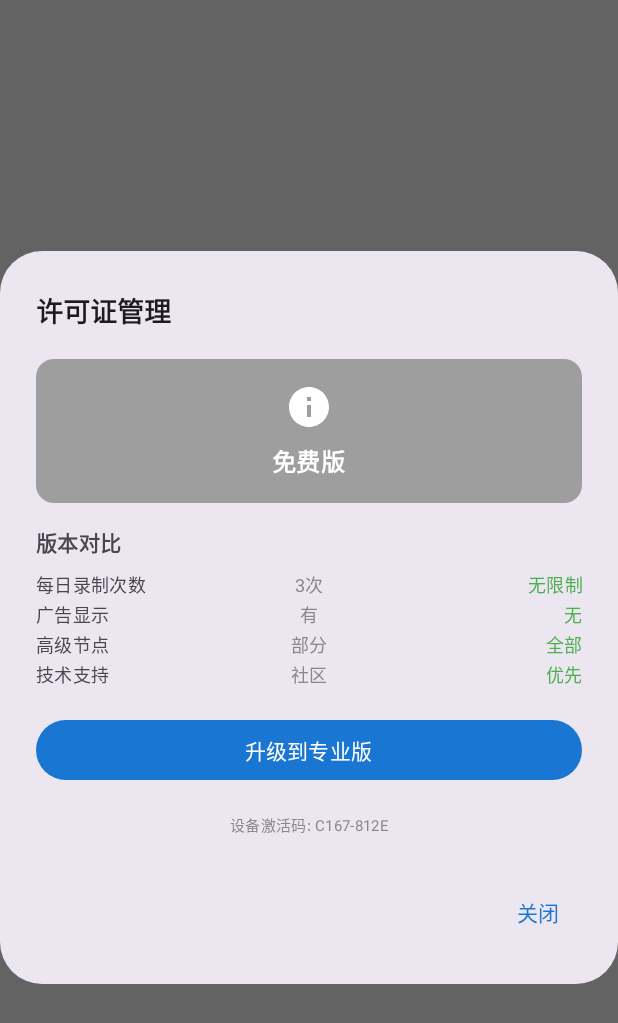
After one commit to dogcodes/AutoFlow, an Android app built with Jetpack Compose: the composable LicenseDialog shown on its own in the app's theme, on a phone screen of 412 x 824 dp. The commit adds this screen. Shown: the top 1023 px of the screen. Run offline under Robolectric (Android 15) with nearby library versions, the light colour scheme and no system bars.

Commit message:
实现许可证验证系统 (第五阶段 Step 1)
许可证管理核心功能：
- LicenseManager: 基础离线验证，MD5加密，1年有效期
- FeatureManager: 功能限制管理，免费版每日3次录制
- LicenseDialog: 许可证管理界面，版本对比和激活
- 集成到主界面菜单和录制控制面板

功能特性：
- 设备绑定激活码生成
- 免费版/专业版功能分级
- 每日录制次数限制
- 升级提示和剩余次数显示
- 简洁的许可证管理界面

```diff
--- /dev/null
+++ b/app/src/main/java/com/carlos/autoflow/billing/LicenseManager.kt
@@ -0,0 +1,137 @@
+package com.carlos.autoflow.billing
+
+import android.content.Context
+import android.content.SharedPreferences
+import java.security.MessageDigest
+import java.util.*
+
+/**
+ * 许可证管理器 - 基础离线验证
+ */
+class LicenseManager(private val context: Context) {
+
+    private val prefs: SharedPreferences = context.getSharedPreferences("license", Context.MODE_PRIVATE)
+
+    companion object {
+        private const val KEY_LICENSE_CODE = "license_code"
+        private const val KEY_LICENSE_STATUS = "license_status"
+        private const val KEY_ACTIVATION_TIME = "activation_time"
+        private const val KEY_DEVICE_ID = "device_id"
+
+        // 许可证状态
+        const val STATUS_FREE = 0
+        const val STATUS_PREMIUM = 1
+        const val STATUS_EXPIRED = 2
+    }
+
+    /**
+     * 验证激活码
+     */
+    fun activateLicense(activationCode: String): Boolean {
+        val deviceId = getDeviceId()
+        val expectedCode = generateLicenseCode(deviceId)
+
+        return if (activationCode == expectedCode) {
+            prefs.edit()
+                .putString(KEY_LICENSE_CODE, activationCode)
+                .putInt(KEY_LICENSE_STATUS, STATUS_PREMIUM)
+                .putLong(KEY_ACTIVATION_TIME, System.currentTimeMillis())
+                .apply()
+            true
+        } else {
+            false
+        }
+    }
+
+    /**
+     * 检查许可证状态
+     */
+    fun getLicenseStatus(): Int {
+        val status = prefs.getInt(KEY_LICENSE_STATUS, STATUS_FREE)
+        val activationTime = prefs.getLong(KEY_ACTIVATION_TIME, 0)
+
+        // 检查是否过期 (1年有效期)
+        if (status == STATUS_PREMIUM) {
+            val oneYear = 365L * 24 * 60 * 60 * 1000
+            if (System.currentTimeMillis() - activationTime > oneYear) {
+                prefs.edit().putInt(KEY_LICENSE_STATUS, STATUS_EXPIRED).apply()
+                return STATUS_EXPIRED
+            }
+        }
+
+        return status
+    }
+
+    /**
+     * 是否为专业版
+     */
+    fun isPremium(): Boolean = getLicenseStatus() == STATUS_PREMIUM
+
+    /**
+     * 是否为免费版
+     */
+    fun isFree(): Boolean = getLicenseStatus() == STATUS_FREE
+
+    /**
+     * 获取剩余天数
+     */
+    fun getRemainingDays(): Int {
+        if (!isPremium()) return 0
+
+        val activationTime = prefs.getLong(KEY_ACTIVATION_TIME, 0)
+        val oneYear = 365L * 24 * 60 * 60 * 1000
+        val remaining = oneYear - (System.currentTimeMillis() - activationTime)
+
+        return if (remaining > 0) (remaining / (24 * 60 * 60 * 1000)).toInt() else 0
+    }
+
+    /**
+     * 重置许可证
+     */
+    fun resetLicense() {
+        prefs.edit()
+            .remove(KEY_LICENSE_CODE)
+            .putInt(KEY_LICENSE_STATUS, STATUS_FREE)
+            .remove(KEY_ACTIVATION_TIME)
+            .apply()
+    }
+
+    /**
+     * 获取设备ID
+     */
+    private fun getDeviceId(): String {
+        var deviceId = prefs.getString(KEY_DEVICE_ID, null)
+        if (deviceId == null) {
+            deviceId = UUID.randomUUID().toString()
+            prefs.edit().putString(KEY_DEVICE_ID, deviceId).apply()
+        }
+        return deviceId
+    }
+
+    /**
+     * 生成许可证代码 (简单算法)
+     */
+    private fun generateLicenseCode(deviceId: String): String {
+        val input = "AutoFlow_Premium_$deviceId"
+        val md = MessageDigest.getInstance("MD5")
+        val digest = md.digest(input.toByteArray())
+
+        // 取前8位转换为大写字母数字组合
+        val sb = StringBuilder()
+        for (i in 0..7) {
+            val b = digest[i].toInt() and 0xff
+            sb.append(String.format("%02X", b))
+        }
+
+        // 格式化为 XXXX-XXXX
+        val code = sb.toString()
+        return "${code.substring(0, 4)}-${code.substring(4, 8)}"
+    }
+
+    /**
+     * 获取当前设备的激活码 (用于生成许可证)
+     */
+    fun getDeviceActivationCode(): String {
+        return generateLicenseCode(getDeviceId())
+    }
+}
--- /dev/null
+++ b/app/src/main/java/com/carlos/autoflow/billing/ui/LicenseDialog.kt
@@ -0,0 +1,231 @@
+package com.carlos.autoflow.billing.ui
+
+import androidx.compose.foundation.layout.*
+import androidx.compose.foundation.shape.RoundedCornerShape
+import androidx.compose.material.icons.Icons
+import androidx.compose.material.icons.filled.*
+import androidx.compose.material3.*
+import androidx.compose.runtime.*
+import androidx.compose.ui.Alignment
+import androidx.compose.ui.Modifier
+import androidx.compose.ui.graphics.Color
+import androidx.compose.ui.platform.LocalContext
+import androidx.compose.ui.text.font.FontWeight
+import androidx.compose.ui.text.style.TextAlign
+import androidx.compose.ui.unit.dp
+import androidx.compose.ui.unit.sp
+import com.carlos.autoflow.billing.LicenseManager
+
+@Composable
+fun LicenseDialog(
+    onDismiss: () -> Unit,
+    modifier: Modifier = Modifier
+) {
+    val context = LocalContext.current
+    val licenseManager = remember { LicenseManager(context) }
+
+    var licenseStatus by remember { mutableStateOf(licenseManager.getLicenseStatus()) }
+    var activationCode by remember { mutableStateOf("") }
+    var showActivation by remember { mutableStateOf(false) }
+    var message by remember { mutableStateOf("") }
+
+    AlertDialog(
+        onDismissRequest = onDismiss,
+        title = {
+            Text(
+                "许可证管理",
+                fontSize = 18.sp,
+                fontWeight = FontWeight.Bold
+            )
+        },
+        text = {
+            Column(
+                modifier = Modifier.fillMaxWidth(),
+                horizontalAlignment = Alignment.CenterHorizontally
+            ) {
+                // 当前状态显示
+                Card(
+                    modifier = Modifier.fillMaxWidth(),
+                    colors = CardDefaults.cardColors(
+                        containerColor = when (licenseStatus) {
+                            LicenseManager.STATUS_PREMIUM -> Color(0xFF4CAF50)
+                            LicenseManager.STATUS_EXPIRED -> Color(0xFFFF9800)
+                            else -> Color(0xFF9E9E9E)
+                        }
+                    )
+                ) {
+                    Column(
+                        modifier = Modifier
+                            .fillMaxWidth()
+                            .padding(16.dp),
+                        horizontalAlignment = Alignment.CenterHorizontally
+                    ) {
+                        Icon(
+                            imageVector = when (licenseStatus) {
+                                LicenseManager.STATUS_PREMIUM -> Icons.Default.CheckCircle
+                                LicenseManager.STATUS_EXPIRED -> Icons.Default.Warning
+                                else -> Icons.Default.Info
+                            },
+                            contentDescription = null,
+                            tint = Color.White,
+                            modifier = Modifier.size(32.dp)
+                        )
+
+                        Spacer(modifier = Modifier.height(8.dp))
+
+                        Text(
+                            text = when (licenseStatus) {
+                                LicenseManager.STATUS_PREMIUM -> "专业版"
+                                LicenseManager.STATUS_EXPIRED -> "已过期"
+                                else -> "免费版"
+                            },
+                            color = Color.White,
+                            fontSize = 16.sp,
+                            fontWeight = FontWeight.Bold
+                        )
+
+                        if (licenseStatus == LicenseManager.STATUS_PREMIUM) {
+                            Text(
+                                text = "剩余 ${licenseManager.getRemainingDays()} 天",
+                                color = Color.White,
+                                fontSize = 12.sp
+                            )
+                        }
+                    }
+                }
+
+                Spacer(modifier = Modifier.height(16.dp))
+
+                // 功能对比
+                Column {
+                    Text(
+                        text = "版本对比",
+                        fontSize = 14.sp,
+                        fontWeight = FontWeight.Bold
+                    )
+
+                    Spacer(modifier = Modifier.height(8.dp))
+
+                    FeatureRow("每日录制次数", "3次", "无限制")
+                    FeatureRow("广告显示", "有", "无")
+                    FeatureRow("高级节点", "部分", "全部")
+                    FeatureRow("技术支持", "社区", "优先")
+                }
+
+                Spacer(modifier = Modifier.height(16.dp))
+
+                // 激活区域
+                if (licenseStatus != LicenseManager.STATUS_PREMIUM) {
+                    if (!showActivation) {
+                        Button(
+                            onClick = { showActivation = true },
+                            modifier = Modifier.fillMaxWidth(),
+                            colors = ButtonDefaults.buttonColors(
+                                containerColor = Color(0xFF1976D2)
+                            )
+                        ) {
+                            Text("升级到专业版")
+                        }
+                    } else {
+                        Column {
+                            OutlinedTextField(
+                                value = activationCode,
+                                onValueChange = { activationCode = it.uppercase() },
+                                label = { Text("激活码") },
+                                placeholder = { Text("XXXX-XXXX") },
+                                modifier = Modifier.fillMaxWidth()
+                            )
+
+                            Spacer(modifier = Modifier.height(8.dp))
+
+                            Row(
+                                modifier = Modifier.fillMaxWidth(),
+                                horizontalArrangement = Arrangement.spacedBy(8.dp)
+                            ) {
+                                OutlinedButton(
+                                    onClick = { showActivation = false },
+                                    modifier = Modifier.weight(1f)
+                                ) {
+                                    Text("取消")
+                                }
+
+                                Button(
+                                    onClick = {
+                                        if (licenseManager.activateLicense(activationCode)) {
+                                            licenseStatus = LicenseManager.STATUS_PREMIUM
+                                            message = "激活成功！"
+                                            showActivation = false
+                                        } else {
+                                            message = "激活码无效"
+                                        }
+                                    },
+                                    modifier = Modifier.weight(1f),
+                                    enabled = activationCode.length >= 8
+                                ) {
+                                    Text("激活")
+                                }
+                            }
+                        }
+                    }
+                }
+
+                // 消息显示
+                if (message.isNotEmpty()) {
+                    Spacer(modifier = Modifier.height(8.dp))
+                    Text(
+                        text = message,
+                        color = if (message.contains("成功")) Color(0xFF4CAF50) else Color(0xFFF44336),
+                        fontSize = 12.sp,
+                        textAlign = TextAlign.Center
+                    )
+                }
+
+                // 设备信息 (调试用)
+                Spacer(modifier = Modifier.height(16.dp))
+                Text(
+                    text = "设备激活码: ${licenseManager.getDeviceActivationCode()}",
+                    fontSize = 10.sp,
+                    color = Color.Gray,
+                    textAlign = TextAlign.Center
+                )
+            }
+        },
+        confirmButton = {
+            TextButton(onClick = onDismiss) {
+                Text("关闭")
+            }
+        }
+    )
+}
+
+@Composable
+private fun FeatureRow(
+    feature: String,
+    freeValue: String,
+    premiumValue: String
+) {
+    Row(
+        modifier = Modifier.fillMaxWidth(),
+        horizontalArrangement = Arrangement.SpaceBetween
+    ) {
+        Text(
+            text = feature,
+            fontSize = 12.sp,
+            modifier = Modifier.weight(1f)
+        )
+        Text(
+            text = freeValue,
+            fontSize = 12.sp,
+            color = Color.Gray,
+            modifier = Modifier.weight(1f),
+            textAlign = TextAlign.Center
+        )
+        Text(
+            text = premiumValue,
+            fontSize = 12.sp,
+            color = Color(0xFF4CAF50),
+            modifier = Modifier.weight(1f),
+            textAlign = TextAlign.End
+        )
+    }
+}
```
Also changed, not shown: app/src/main/java/com/carlos/autoflow/billing/FeatureManager.kt (added, +119 -0 lines), app/src/main/java/com/carlos/autoflow/recorder/ui/RecordingControlPanel.kt (+39 -5 lines), app/src/main/java/com/carlos/autoflow/workflow/ui/WorkflowControls.kt (+9 -1 lines), app/src/main/java/com/carlos/autoflow/workflow/ui/WorkflowEditor.kt (+11 -1 lines), 1 other file.
